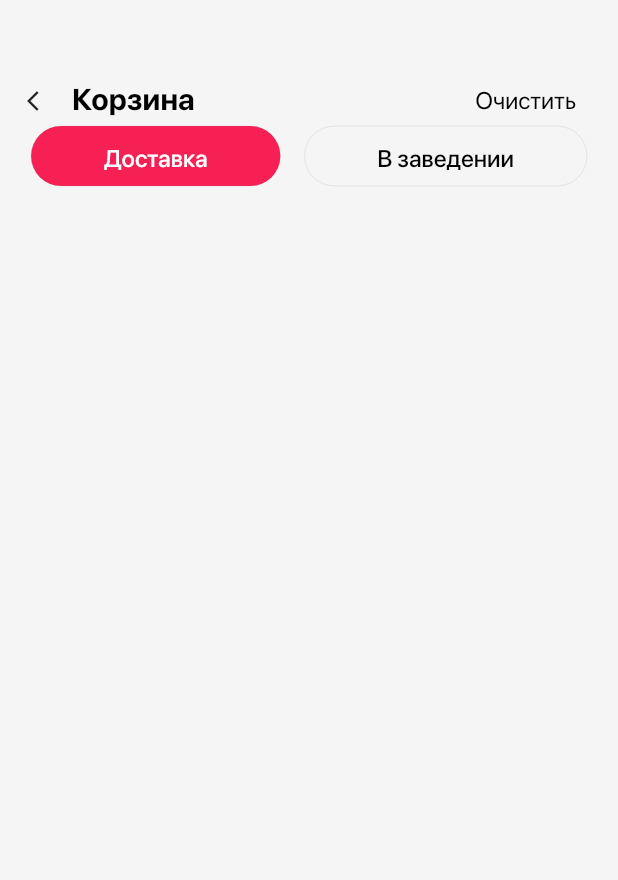
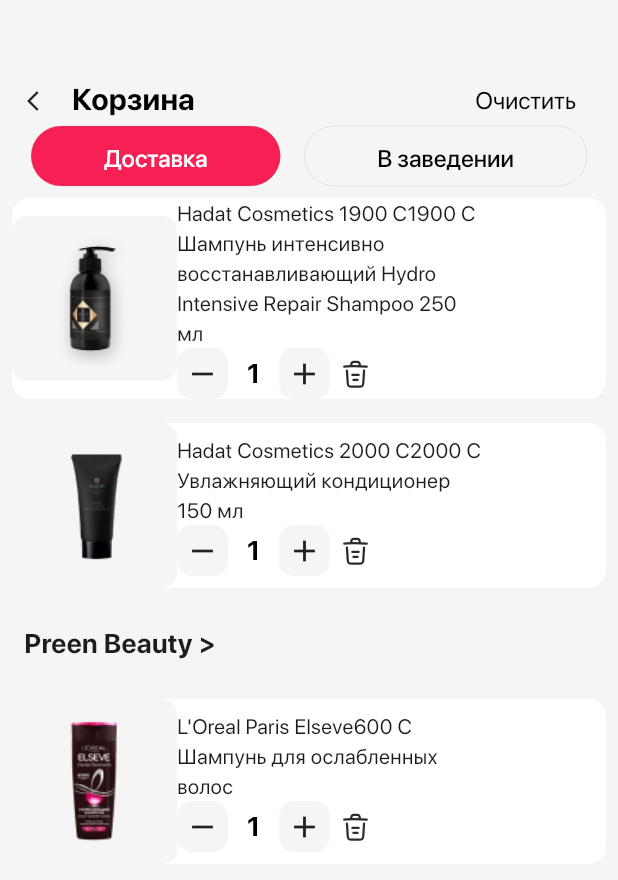
Before and after one commit to ibrahimsiam25/malina, a Flutter app: the screen it shows after launch, on a phone screen of 412 x 824 dp. Shown: the top 880 px of the screen. Run offline on Flutter 3.47's test engine with Material 3 defaults, Android fonts, the light colour scheme and no system bars; our stand-ins replace flutter_svg, go_router; missing offline and left inert: qr_code_scanner_plus; project files that could hold a hidden picture were left out.

Commit message:
Cart Item...

```diff
--- a/lib/core/theme/app_text_style.dart
+++ b/lib/core/theme/app_text_style.dart
@@ -44,6 +44,12 @@
     letterSpacing: 0.0,
     color: AppColors.black,
   );
+  static TextStyle blackS18W700 = TextStyle(
+    fontWeight: FontWeight.w700,
+    fontSize: 18,
+    letterSpacing: 0.0,
+    color: AppColors.black,
+  );
   static TextStyle blackS20W700 = TextStyle(
     fontWeight: FontWeight.w700,
     fontSize: 20,
--- /dev/null
+++ b/lib/features/cart/presentation/views/widgets/cart_item.dart
@@ -0,0 +1,93 @@
+import 'package:flutter/material.dart';
+import 'package:flutter_svg/flutter_svg.dart';
+import 'package:malina/core/theme/app_color.dart';
+import 'package:malina/core/theme/app_text_style.dart';
+
+class CartItem extends StatelessWidget {
+  final String productImage;
+  final String productName;
+  final String description;
+  final String price;
+
+  const CartItem(
+      {super.key,
+      required this.productImage,
+      required this.productName,
+      required this.description,
+      required this.price});
+
+  @override
+  Widget build(BuildContext context) {
+    return Card(
+      margin: EdgeInsets.all(8.0),
+      color: AppColors.white,
+      elevation: 0.0,
+      child: Row(
+        children: [
+          //Image
+          Container(
+            width: 110,
+            height: 110,
+            decoration: BoxDecoration(
+              color: AppColors.secondary,
+              borderRadius: BorderRadius.circular(10),
+            ),
+            child: Center(
+              child: Image.asset(
+                productImage,
+                height: 88,
+              ),
+            ),
+          ),
+          Column(
+            crossAxisAlignment: CrossAxisAlignment.start,
+            children: [
+              Row(
+                mainAxisAlignment: MainAxisAlignment.start,
+                children: [
+                  Text(productName),
+                  Text(price),
+                ],
+              ),
+              SizedBox(width: 200, child: Text(description)),
+              Row(
+                children: [
+                  Container(
+                    width: 34,
+                    height: 34,
+                    decoration: BoxDecoration(
+                      color: AppColors.secondary,
+                      borderRadius: BorderRadius.circular(10),
+                    ),
+                    child: Icon(Icons.remove),
+                  ),
+                  SizedBox(
+                    width: 34,
+                    height: 34,
+                    child: Center(
+                        child: Text(
+                      '1',
+                      style: AppTextStyles.blackS18W700,
+                    )),
+                  ),
+                  Container(
+                    width: 34,
+                    height: 34,
+                    decoration: BoxDecoration(
+                      color: AppColors.secondary,
+                      borderRadius: BorderRadius.circular(10),
+                    ),
+                    child: Icon(Icons.add),
+                  ),
+                  SvgPicture.asset(
+                    'assets/images/Delete.svg',
+                  ),
+                ],
+              ),
+            ],
+          )
+        ],
+      ),
+    );
+  }
+}
--- a/lib/features/cart/presentation/views/widgets/cart_view_body.dart
+++ b/lib/features/cart/presentation/views/widgets/cart_view_body.dart
@@ -1,6 +1,7 @@
 import 'package:flutter/material.dart';
 import 'package:malina/features/cart/presentation/views/widgets/cart_state.dart';
 
+import 'cart_item.dart';
 import 'custom_cart_appbar.dart';
 
 class CartViewBody extends StatelessWidget {
@@ -16,6 +17,32 @@
           child: ListView(
             children: [
               CartState(),
+              CartItem(
+                productImage: 'assets/images/shampo.png',
+                productName: 'Hadat Cosmetics 1900 C',
+                description:
+                    'Шампунь интенсивно восстанавливающий Hydro Intensive Repair Shampoo 250 мл',
+                price: '1900 C',
+              ),
+              CartItem(
+                productImage: 'assets/images/shampo2.png',
+                productName: 'Hadat Cosmetics 2000 C',
+                description: 'Увлажняющий кондиционер 150 мл',
+                price: '2000 C',
+              ),
+              Padding(
+                padding: const EdgeInsets.all(16.0),
+                child: Text(
+                  'Рreen Beauty >',
+                  style: TextStyle(fontSize: 18, fontWeight: FontWeight.bold),
+                ),
+              ),
+              CartItem(
+                productImage: 'assets/images/loreal.png',
+                productName: 'L\'Oreal Paris Elseve',
+                description: 'Шампунь для ослабленных волос',
+                price: '600 C',
+              ),
             ],
           ),
         ),
--- a/pubspec.yaml
+++ b/pubspec.yaml
@@ -32,6 +32,7 @@
   flutter:
     sdk: flutter
   flutter_launcher_icons: ^0.14.3
+  flutter_svg: ^2.0.17
   go_router: ^14.7.2
   qr_code_scanner_plus: ^2.0.9+1
 
```
Also changed, not shown: assets/images/Delete.svg (added), assets/images/loreal.png (added), assets/images/loreal.svg (deleted), assets/images/pizza.png (added), assets/images/shampo.png (added), assets/images/shampo.svg (deleted), assets/images/shampo2.png (added), assets/images/shampo2.svg (deleted), pubspec.lock.
